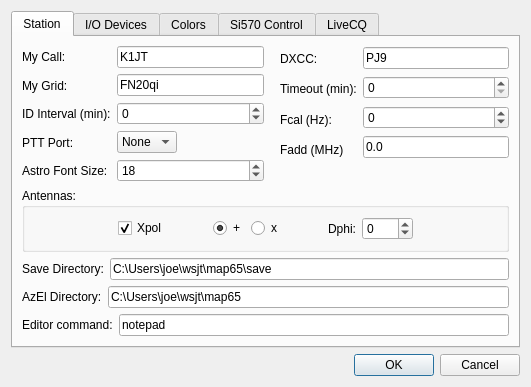
This is map65/devsetup.ui in KJ5HST-LABS/wsjtx as Qt 5 draws it before an edit. The edited form follows.
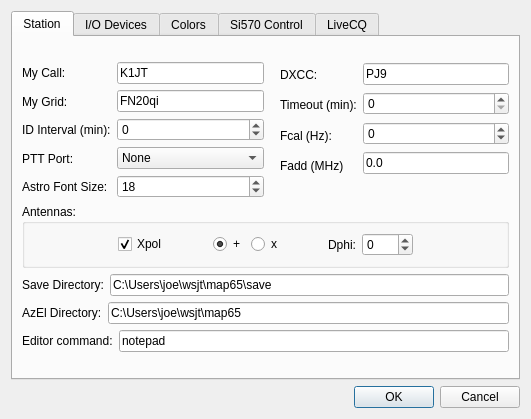
This is the edited form.

```diff
--- a/map65/devsetup.ui
+++ b/map65/devsetup.ui
@@ -7,7 +7,7 @@
     <x>0</x>
     <y>0</y>
     <width>531</width>
-    <height>387</height>
+    <height>419</height>
    </rect>
   </property>
   <property name="sizePolicy">
@@ -137,9 +137,15 @@
              </item>
              <item>
               <widget class="QComboBox" name="pttComboBox">
+               <property name="sizePolicy">
+                <sizepolicy hsizetype="Expanding" vsizetype="Fixed">
+                 <horstretch>0</horstretch>
+                 <verstretch>0</verstretch>
+                </sizepolicy>
+               </property>
                <property name="maximumSize">
                 <size>
-                 <width>60</width>
+                 <width>16777215</width>
                  <height>16777215</height>
                 </size>
                </property>
```
Left out of the diff: 177 changed lines with no effect on the pictures.
